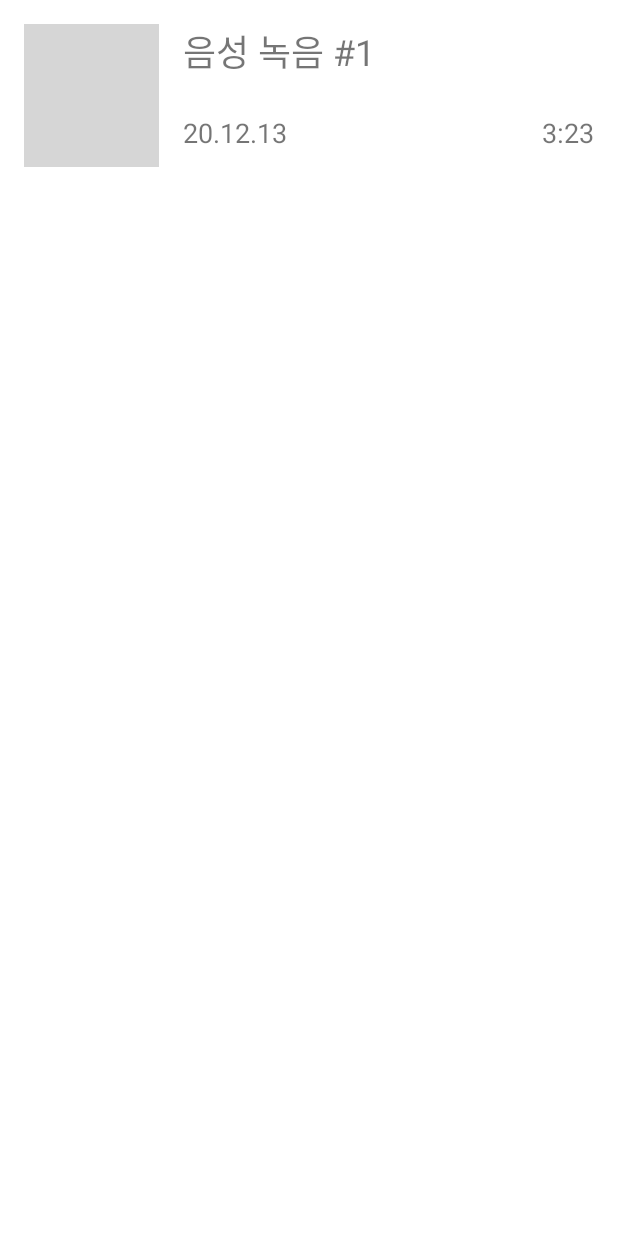
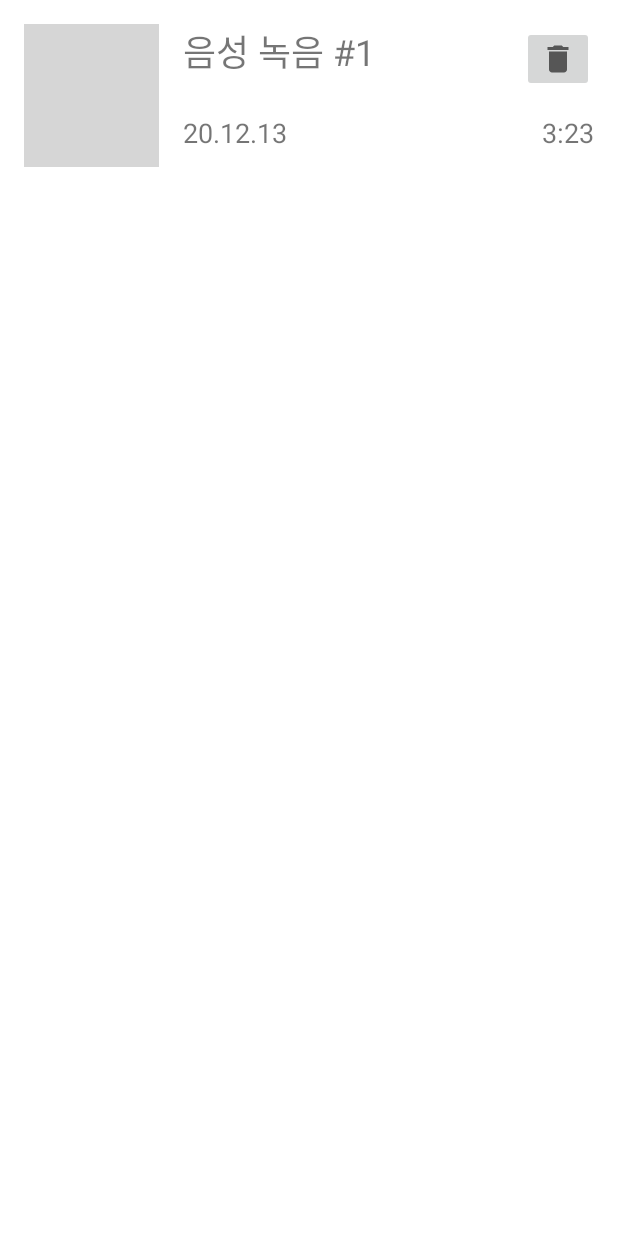
Before and after one commit to paperfrog1228/Shake-Voice-Recorder, an Android app: the layout record_item.xml on its own in the app's theme, with its tools: preview values and no code run, on a phone screen of 412 x 824 dp. Run offline under Robolectric (Android 15) with nearby library versions, the phone set to English and light mode, and no system bars; grey boxes are pictures that could not be loaded.

Commit message:
Add delete record item function
리스트의 아이템 위 버튼 리스너를 달아주는 과정에서 인터페이스 등 구현에 복잡함은 없애버렸습니다.. 레코드 삭제 시 db 삭제, toast 알림, 화면 새로고침이 진행됩니다.

```diff
--- a/app/src/main/java/com/example/svr/RecordDB.java
+++ b/app/src/main/java/com/example/svr/RecordDB.java
@@ -25,6 +25,9 @@ public class RecordDB {
         if(databaseCreated) return true;
         return false;
     }
+    public void deleteRecord(String date){
+        DB.execSQL("DELETE FROM record WHERE date = '" + date + "';");
+    }
     public void insertRecord(String name,String date,String path) {
         //PhoneBook.execSQL( "insert into phone(resID,name,mobile,age) values("+resId+","+"'"+name+"'"+","+"'"+mobile+"'"+","+age+");");
         DB.execSQL("insert into record(name,date,path) values("+"'"+name+"'"+","+"'"+date+"'"+","+"'"+path+"');");
--- /dev/null
+++ b/app/src/main/res/drawable/ic_baseline_delete_24.xml
@@ -0,0 +1,10 @@
+<vector xmlns:android="http://schemas.android.com/apk/res/android"
+    android:width="24dp"
+    android:height="24dp"
+    android:viewportWidth="24"
+    android:viewportHeight="24"
+    android:tint="?attr/colorControlNormal">
+  <path
+      android:fillColor="@android:color/white"
+      android:pathData="M6,19c0,1.1 0.9,2 2,2h8c1.1,0 2,-0.9 2,-2V7H6v12zM19,4h-3.5l-1,-1h-5l-1,1H5v2h14V4z"/>
+</vector>
--- a/app/src/main/res/layout/record_item.xml
+++ b/app/src/main/res/layout/record_item.xml
@@ -54,4 +54,21 @@
         app:layout_constraintStart_toEndOf="@+id/recordItem_date"
         app:layout_constraintTop_toBottomOf="@+id/recordItem_name" />
 
+    <ImageButton
+        android:id="@+id/btn_delete"
+        android:layout_width="wrap_content"
+        android:layout_height="wrap_content"
+        android:layout_marginStart="97dp"
+        android:layout_marginLeft="97dp"
+        android:layout_marginTop="16dp"
+        android:layout_marginEnd="16dp"
+        android:layout_marginRight="16dp"
+        android:layout_marginBottom="13dp"
+        app:layout_constraintBottom_toTopOf="@+id/recordItem_length"
+        app:layout_constraintEnd_toEndOf="parent"
+        app:layout_constraintStart_toEndOf="@+id/recordItem_name"
+        app:layout_constraintTop_toTopOf="parent"
+        app:srcCompat="@drawable/ic_baseline_delete_24"
+        android:contentDescription="TODO" />
+
 </androidx.constraintlayout.widget.ConstraintLayout>
```
Also changed, not shown: app/src/main/java/com/example/svr/RecordAdapter.java (+17 -0 lines), app/src/main/java/com/example/svr/fragment/RecordListFrag.java (+9 -3 lines).
